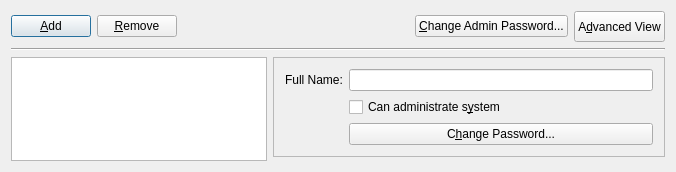
Before: the Qt Designer form src-qt4/pc-usermanager/SimpleDlg.ui in trueos/pcbsd, drawn with Qt 5.
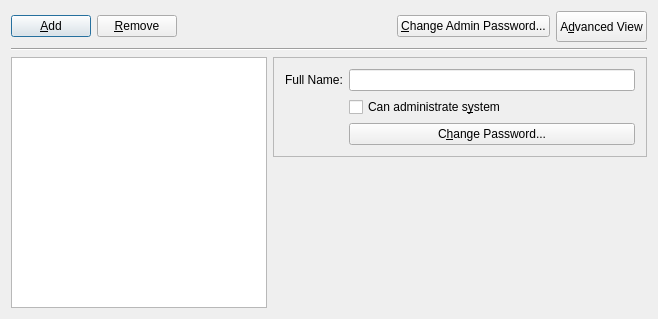
After: the same form once the commit is applied. Icons and pictures are not drawn.

Commit message: Make sure the usermanager saves/restores the view mode between runs. Also clean up a compilation warning and adjust the settings from some of the widget spacers on the GUIs.

The edit to the form file:
```diff
--- a/src-qt4/pc-usermanager/SimpleDlg.ui
+++ b/src-qt4/pc-usermanager/SimpleDlg.ui
@@ -6,8 +6,8 @@
    <rect>
     <x>0</x>
     <y>0</y>
-    <width>676</width>
-    <height>172</height>
+    <width>658</width>
+    <height>319</height>
    </rect>
   </property>
   <property name="windowTitle">
```
The commit also changes 5 other files.
